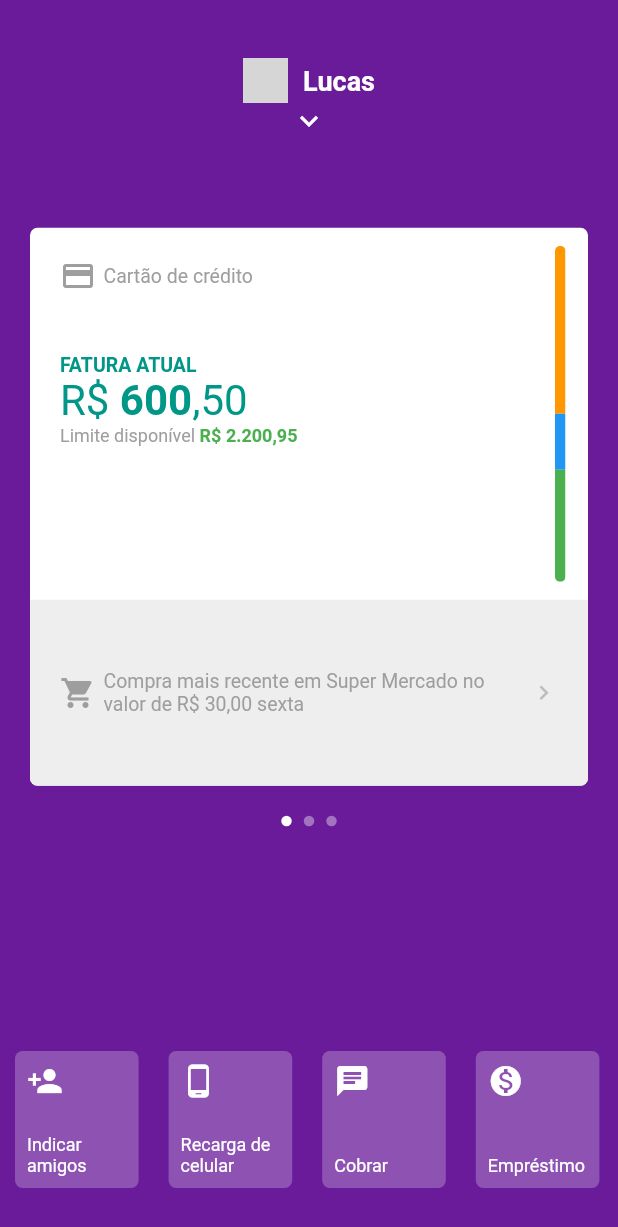
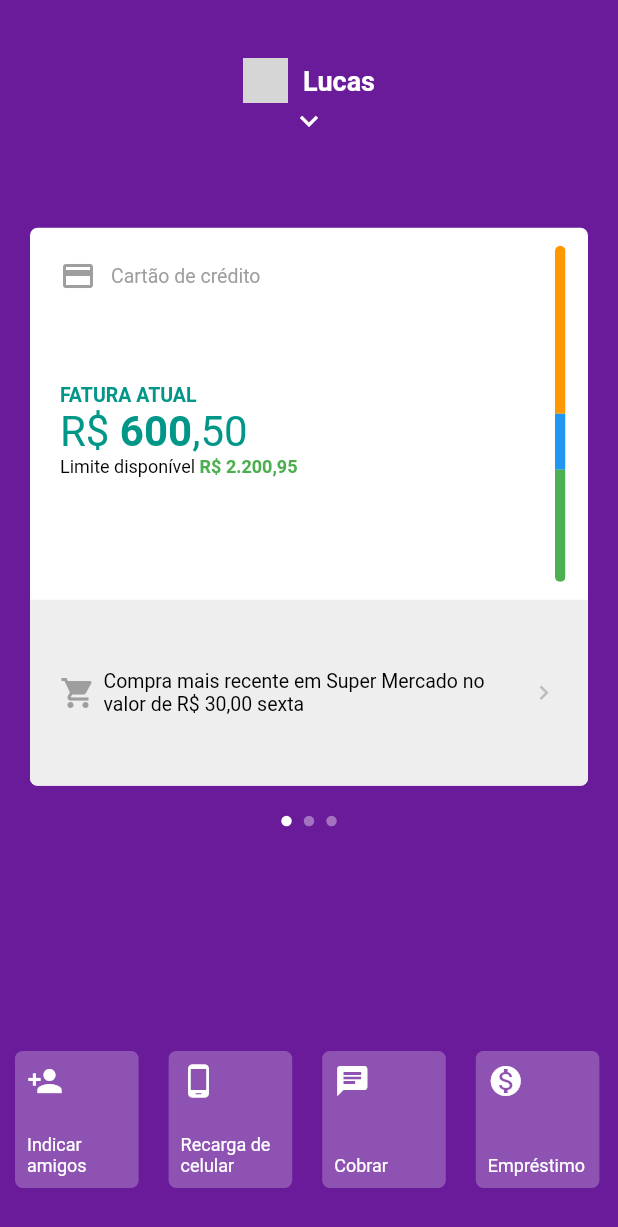
Before and after one commit to lucasaecio/nubank-flutter-interface, a Flutter app: the screen it shows after launch, on a phone screen of 412 x 824 dp. Shown: the top 1227 px of the screen. Run offline on Flutter 3.47's test engine with Material 2 defaults, Android fonts, the phone set to English and light mode, and no system bars; our stand-ins replace flutter_svg; network calls fail; grey boxes are pictures that could not be loaded.

Commit message:
Melhorias e correções de erros

```diff
--- a/lib/pages/home/home_page.dart
+++ b/lib/pages/home/home_page.dart
@@ -2,7 +2,6 @@ import 'package:flutter/widgets.dart';
 
 import 'package:flutter/material.dart';
 import 'package:flutter_nubank_interface/pages/home/widgets/bottom_menu.dart';
-import 'package:flutter_nubank_interface/pages/home/widgets/item_menu_bottom.dart';
 import 'package:flutter_nubank_interface/pages/home/widgets/menu_app.dart';
 import 'package:flutter_nubank_interface/pages/home/widgets/my_app_bart.dart';
 import 'package:flutter_nubank_interface/pages/home/widgets/my_dots_app.dart';
@@ -53,6 +52,11 @@ class _HomePageState extends State<HomePage> {
             top: positionTopLimit,
             showMenu: _showMenu,
           ),
+          MyDotsApp(
+            top: _screenHeight * .66,
+            currentIndex: _currentIndex,
+            showMenu: _showMenu,
+          ),
           PageViewApp(
             top: _yPosition,
             showMenu: _showMenu,
@@ -97,11 +101,6 @@ class _HomePageState extends State<HomePage> {
               });
             },
           ),
-          MyDotsApp(
-            top: _screenHeight * .66,
-            currentIndex: _currentIndex,
-            showMenu: _showMenu,
-          ),
           BottomMenu(
             showMenu: _showMenu,
             screenHeight: _screenHeight,
--- a/lib/pages/home/widgets/first_card.dart
+++ b/lib/pages/home/widgets/first_card.dart
@@ -15,13 +15,14 @@ class FirstCard extends StatelessWidget {
                 Expanded(
                   child: Column(
                     crossAxisAlignment: CrossAxisAlignment.start,
+                    mainAxisAlignment: MainAxisAlignment.spaceBetween,
                     children: [
                       Padding(
                         padding: const EdgeInsets.all(20),
                         child: Row(
                           children: [
                             Icon(Icons.credit_card, color: Colors.grey),
-                            SizedBox(width: 5),
+                            SizedBox(width: 10),
                             Text(
                               "Cartão de crédito",
                               style:
@@ -73,14 +74,16 @@ class FirstCard extends StatelessWidget {
                                 ]),
                                 textAlign: TextAlign.start,
                                 style: TextStyle(
-                                  color: Colors.grey,
+                                  color: Colors.black,
                                   fontSize: 12,
                                 ),
                               ),
                             ],
                           ),
                         ),
-                      )
+                      ),
+                      SizedBox(
+                          height: MediaQuery.of(context).size.height * 0.05),
                     ],
                   ),
                 ),
@@ -138,7 +141,7 @@ class FirstCard extends StatelessWidget {
                     Flexible(
                       child: Text(
                         "Compra mais recente em Super Mercado no valor de R\$ 30,00 sexta",
-                        style: TextStyle(color: Colors.grey, fontSize: 13),
+                        style: TextStyle(color: Colors.black, fontSize: 13),
                       ),
                     ),
                     Icon(
--- a/lib/pages/home/widgets/item_menu.dart
+++ b/lib/pages/home/widgets/item_menu.dart
@@ -9,7 +9,7 @@ class ItemMenu extends StatelessWidget {
   @override
   Widget build(BuildContext context) {
     return Container(
-      height: 35,
+      height: 40,
       decoration: BoxDecoration(
         border: Border(
           top: BorderSide(width: 0.7, color: Colors.white38),
--- a/lib/pages/home/widgets/menu_app.dart
+++ b/lib/pages/home/widgets/menu_app.dart
@@ -106,7 +106,7 @@ class MenuApp extends StatelessWidget {
                         ),
                         SizedBox(height: 25),
                         Container(
-                          height: 35,
+                          height: 40,
                           width: double.infinity,
                           decoration: BoxDecoration(
                             border: Border.all(
@@ -126,7 +126,8 @@ class MenuApp extends StatelessWidget {
                             onPressed: () {},
                             child: Text(
                               'LOGOUT',
-                              style: TextStyle(fontSize: 14),
+                              style: TextStyle(
+                                  fontSize: 14, fontWeight: FontWeight.bold),
                             ),
                           ),
                         ),
--- a/lib/pages/home/widgets/page_view_app.dart
+++ b/lib/pages/home/widgets/page_view_app.dart
@@ -1,6 +1,8 @@
 import 'package:flutter/material.dart';
 import 'package:flutter_nubank_interface/pages/home/widgets/card_app.dart';
 import 'package:flutter_nubank_interface/pages/home/widgets/first_card.dart';
+import 'package:flutter_nubank_interface/pages/home/widgets/second_card.dart';
+import 'package:flutter_nubank_interface/pages/home/widgets/third_card.dart';
 
 class PageViewApp extends StatelessWidget {
   final double top;
@@ -32,8 +34,12 @@ class PageViewApp extends StatelessWidget {
             CardApp(
               child: FirstCard(),
             ),
-            CardApp(),
-            CardApp(),
+            CardApp(
+              child: SecondCard(),
+            ),
+            CardApp(
+              child: ThirdCard(),
+            ),
           ],
         ),
       ),
```
